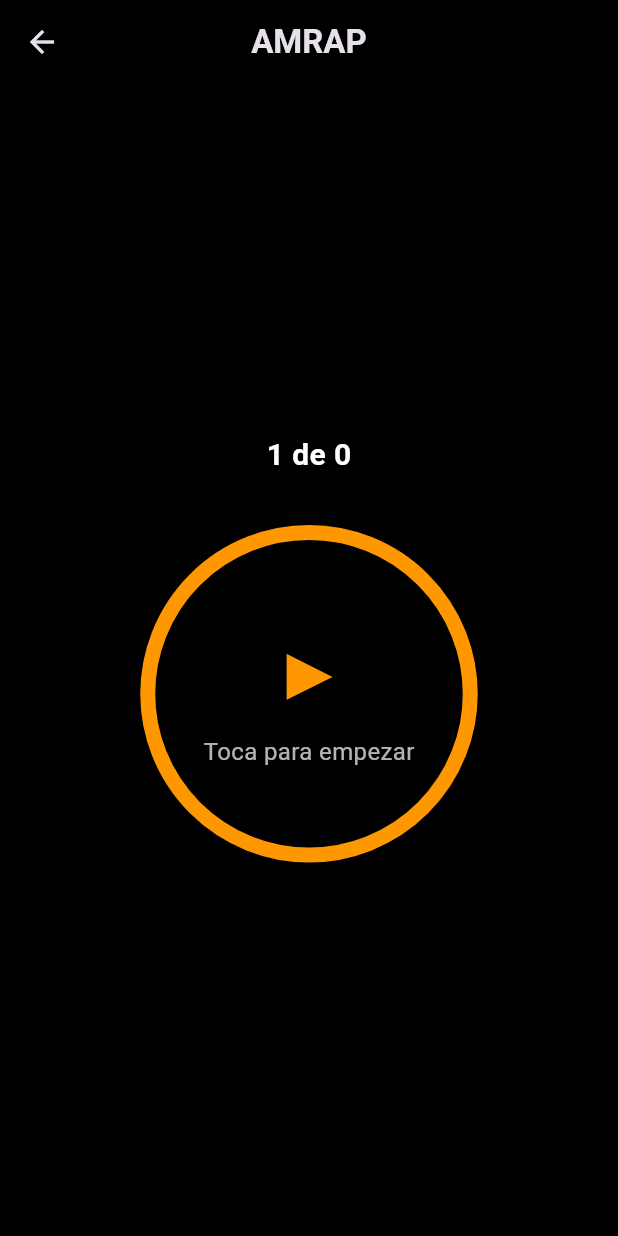
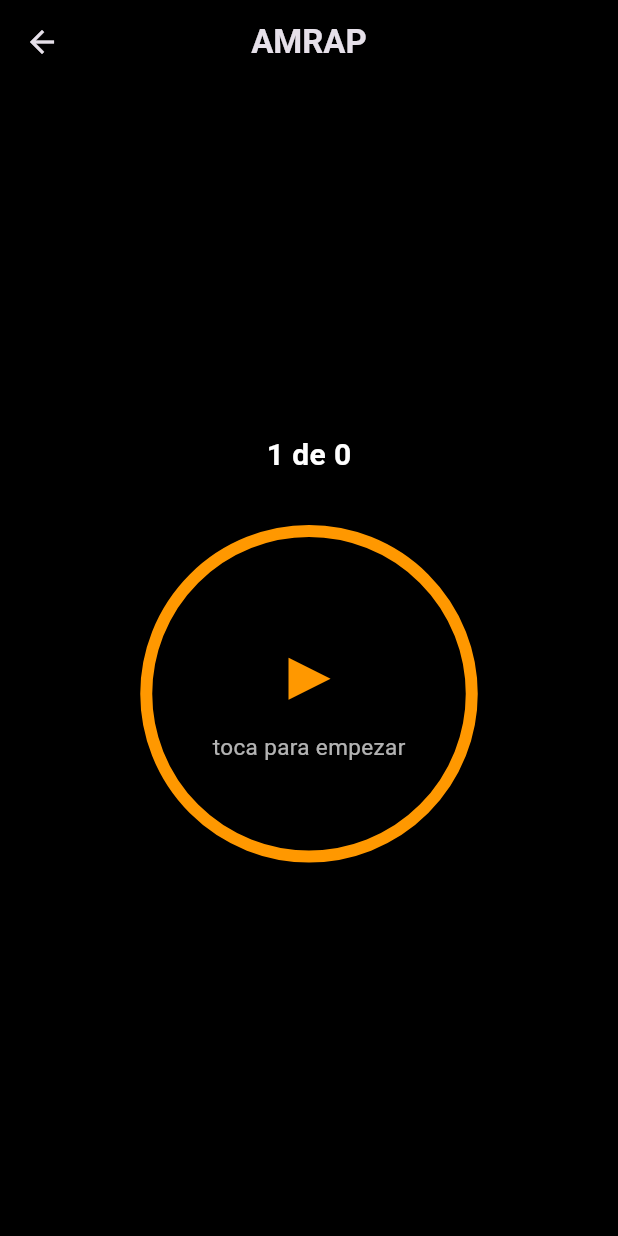
Before and after one commit to tbtkd/smartwod, a Flutter app: the TimerScreen screen opened directly with empty values, on a phone screen of 412 x 824 dp. Run offline on Flutter 3.47's test engine with Material 3 defaults, Android fonts, the phone set to English and light mode, and no system bars.

Commit message:
ajustes temp 2

```diff
--- a/lib/widgets/central_timer.dart
+++ b/lib/widgets/central_timer.dart
@@ -1,5 +1,4 @@
 import 'package:flutter/material.dart';
-
 import '../core/timer_ui_state.dart';
 
 class CentralTimer extends StatelessWidget {
@@ -42,23 +41,23 @@ class CentralTimer extends StatelessWidget {
             : _format(uiState!.remainingSeconds);
 
     final String helperText = isCountingDown
-        ? 'Prepárate'
+        ? 'prepárate'
         : isIdle
-            ? 'Toca para empezar'
+            ? 'toca para empezar'
             : uiState!.phase == TimerPhase.rest
-                ? 'Descansa'
-                : 'Toca para pausar';
+                ? 'descansa'
+                : 'toca para pausar';
 
     return GestureDetector(
       onTap: onTap,
       child: Container(
-        width: 260,
-        height: 260,
+        width: 280, // 🔼 aumentado
+        height: 280, // 🔼 aumentado
         decoration: BoxDecoration(
           shape: BoxShape.circle,
           border: Border.all(
             color: ringColor,
-            width: 10,
+            width: 8, // 🔽 un poco más delgado
           ),
         ),
         child: Center(
@@ -68,7 +67,7 @@ class CentralTimer extends StatelessWidget {
               Text(
                 mainText,
                 style: TextStyle(
-                  fontSize: 48,
+                  fontSize: 44, // 🔽 reducido ligeramente
                   fontWeight: FontWeight.bold,
                   color: ringColor,
                 ),
@@ -78,7 +77,7 @@ class CentralTimer extends StatelessWidget {
                 helperText,
                 style: const TextStyle(
                   color: Colors.white70,
-                  fontSize: 16,
+                  fontSize: 15,
                 ),
               ),
             ],
```
